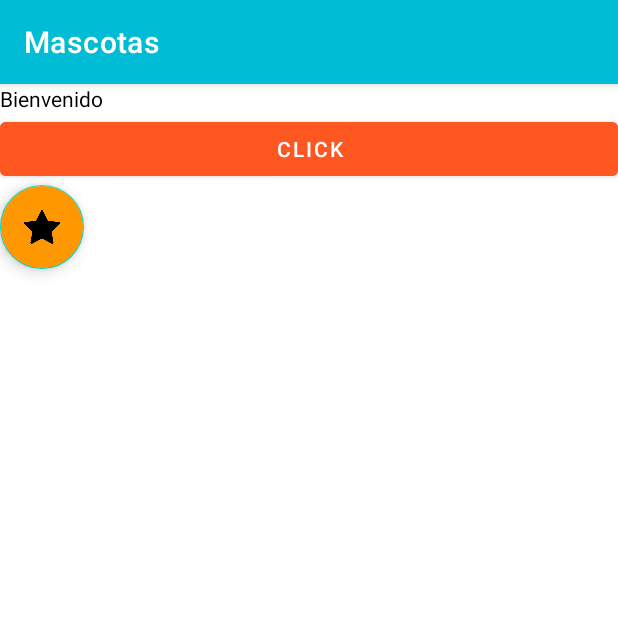
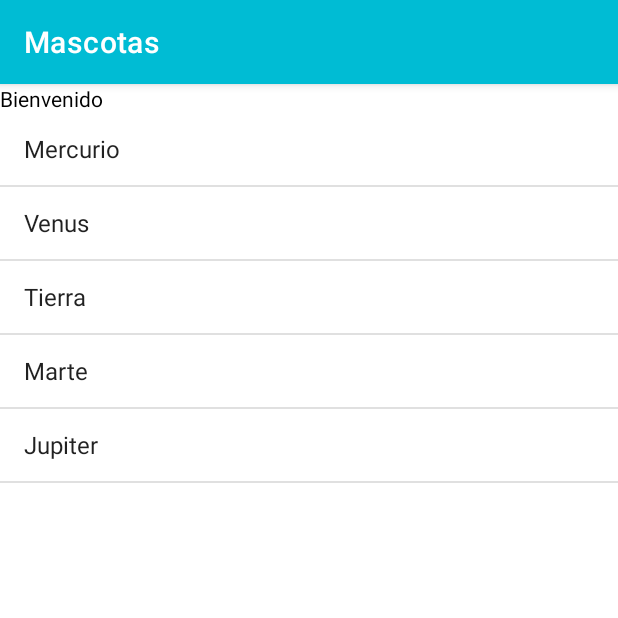
Before and after one commit to fredy-vazquez/mascotas, an Android app: the screen it shows after launch (MainActivity), on a phone screen of 412 x 824 dp, the top half of it. Run offline under Robolectric (Android 15) with nearby library versions, the phone set to English and light mode, and no system bars.

Commit message:
Refresh Indicator

```diff
--- a/app/build.gradle
+++ b/app/build.gradle
@@ -32,6 +32,7 @@ dependencies {
 
     implementation 'androidx.appcompat:appcompat:1.5.1'
     implementation 'com.google.android.material:material:1.7.0'
+    implementation 'androidx.swiperefreshlayout:swiperefreshlayout:1.1.0'
     implementation 'androidx.constraintlayout:constraintlayout:2.1.4'
     testImplementation 'junit:junit:4.13.2'
     androidTestImplementation 'androidx.test.ext:junit:1.1.4'
--- a/app/src/main/java/com/frvazquez/mascotas/MainActivity.java
+++ b/app/src/main/java/com/frvazquez/mascotas/MainActivity.java
@@ -1,10 +1,14 @@
 package com.frvazquez.mascotas;
 
 import androidx.appcompat.app.AppCompatActivity;
+import androidx.swiperefreshlayout.widget.SwipeRefreshLayout;
 
 import android.os.Bundle;
 import android.util.Log;
 import android.view.View;
+import android.widget.Adapter;
+import android.widget.ArrayAdapter;
+import android.widget.ListView;
 import android.widget.Toast;
 
 import com.google.android.material.floatingactionbutton.FloatingActionButton;
@@ -12,11 +16,34 @@ import com.google.android.material.snackbar.Snackbar;
 
 public class MainActivity extends AppCompatActivity {
 
+    SwipeRefreshLayout sfiMiIndicadorRefresh;
+    ListView lstMiLista;
+    Adapter adaptador;
+
     @Override
     protected void onCreate(Bundle savedInstanceState) {
         super.onCreate(savedInstanceState);
         setContentView(R.layout.activity_main);
         agregarFAB();
+
+        sfiMiIndicadorRefresh = findViewById(R.id.sfiMiIndicadorRefresh);
+        lstMiLista = findViewById(R.id.lstMiLista);
+
+        String[] planetas = getResources().getStringArray(R.array.planetas);
+        lstMiLista.setAdapter(new ArrayAdapter<>(this, android.R.layout.simple_list_item_1, planetas));
+
+        sfiMiIndicadorRefresh.setOnRefreshListener(new SwipeRefreshLayout.OnRefreshListener() {
+            @Override
+            public void onRefresh() {
+                refrescandoContenido();
+            }
+        });
+    }
+
+    public void refrescandoContenido() {
+        String[] planetas = getResources().getStringArray(R.array.planetas);
+        lstMiLista.setAdapter(new ArrayAdapter<>(this, android.R.layout.simple_list_item_1, planetas));
+        sfiMiIndicadorRefresh.setRefreshing(false);
     }
 
     public void agregarFAB() {
--- a/app/src/main/res/layout/activity_main.xml
+++ b/app/src/main/res/layout/activity_main.xml
@@ -35,11 +35,28 @@
                 app:layout_constraintTop_toTopOf="parent"
                 app:layout_constraintVertical_bias="0.08" />
 
+            <androidx.swiperefreshlayout.widget.SwipeRefreshLayout
+                android:id="@+id/sfiMiIndicadorRefresh"
+                android:layout_width="match_parent"
+                android:layout_height="wrap_content"
+                android:layout_below="@+id/titulo"
+                >
+
+                <ListView
+                    android:id="@+id/lstMiLista"
+                    android:layout_width="match_parent"
+                    android:layout_height="wrap_content"
+                    android:layout_below="@+id/sfiMiIndicadorRefresh">
+
+                </ListView>
+
+            </androidx.swiperefreshlayout.widget.SwipeRefreshLayout>
+
             <Button
                 android:id="@+id/botonclick"
                 android:layout_width="match_parent"
                 android:layout_height="wrap_content"
-                android:layout_below="@+id/titulo"
+                android:layout_below="@+id/sfiMiIndicadorRefresh"
                 android:text="@string/boton"
                 android:textColor="@color/white"
                 android:theme="@style/Theme.MiBotonRaised"
@@ -60,9 +77,8 @@
                 tools:ignore="ImageContrastCheck"
                 tools:visibility="visible" />
 
+        </RelativeLayout>
 
-        </RelativeLayout>
     </androidx.coordinatorlayout.widget.CoordinatorLayout>
 
-
 </androidx.constraintlayout.widget.ConstraintLayout>
--- a/app/src/main/res/values/strings.xml
+++ b/app/src/main/res/values/strings.xml
@@ -4,4 +4,11 @@
     <string name="boton">Click</string>
     <string name="mensaje">Hola a todos ;D</string>
     <string name="texto_accion">Texto de prueba</string>
+    <string-array name="planetas">
+        <item>Mercurio</item>
+        <item>Venus</item>
+        <item>Tierra</item>
+        <item>Marte</item>
+        <item>Jupiter</item>
+    </string-array>
 </resources>
```
